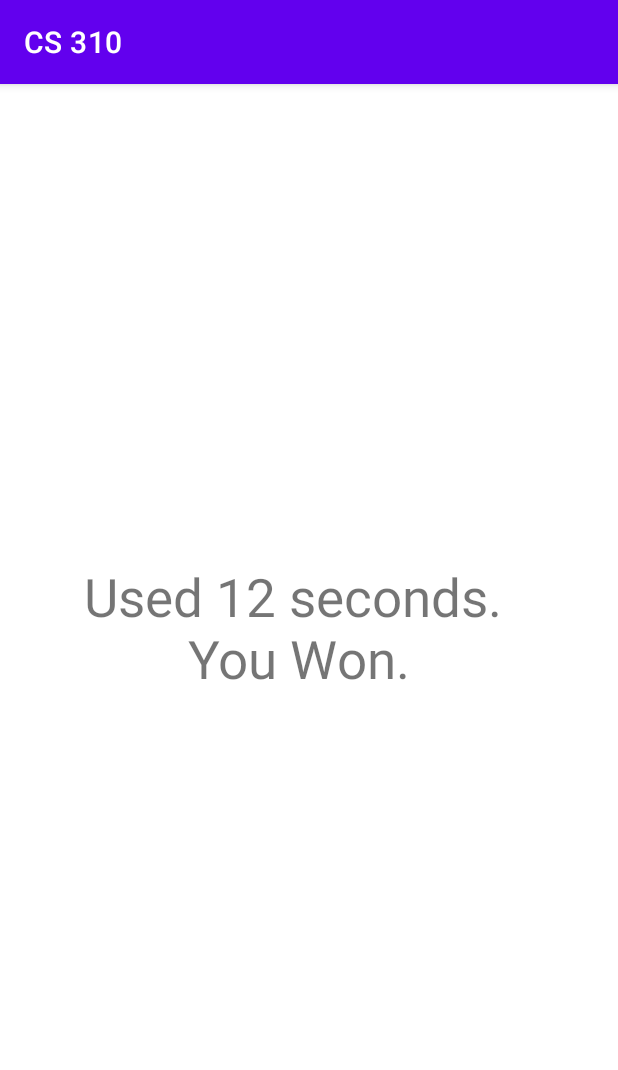
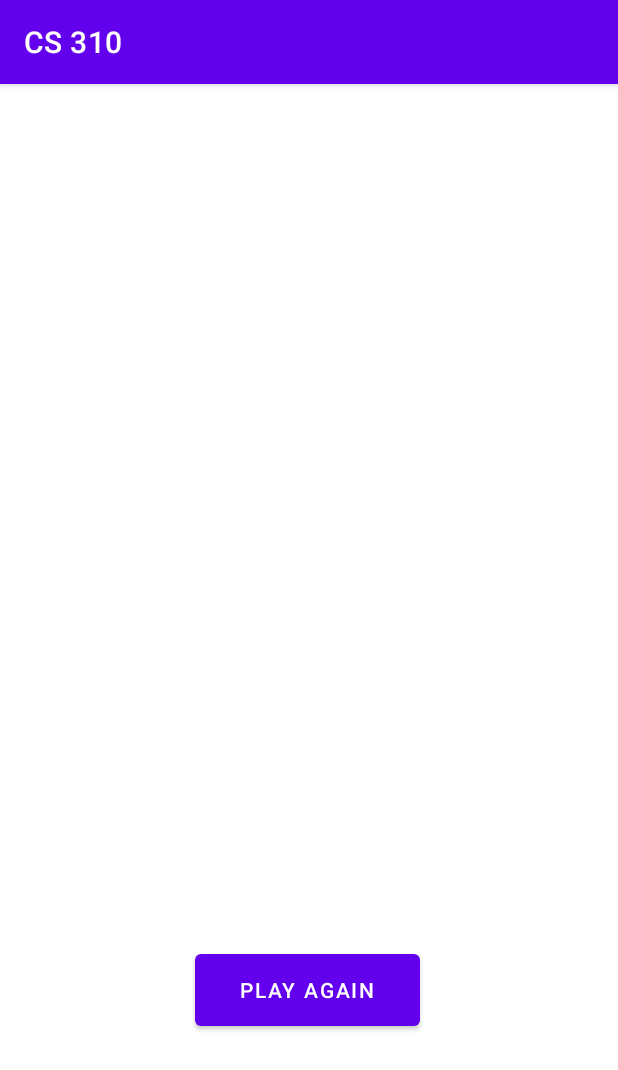
Before and after one commit to charliea1/Minesweeper, an Android app: the resultsPage screen opened directly, with no data from a screen before it, on a phone screen of 412 x 824 dp. Shown: the top 1070 px of the screen. Run offline under Robolectric (Android 15) with nearby library versions, the phone set to English and light mode, and no system bars.

Commit message:
Game, results finished minus recursive tile removal

```diff
--- a/app/src/main/java/com/charliea/minesweeper/MainActivity.java
+++ b/app/src/main/java/com/charliea/minesweeper/MainActivity.java
@@ -370,6 +370,8 @@ public class MainActivity extends AppCompatActivity {
         try{Thread.sleep(2000);}
         catch(Exception e){}
         Intent intent = new Intent(this, resultsPage.class);
+        intent.putExtra("time",time);
+        intent.putExtra("won",won);
         startActivity(intent);
     }
 
--- a/app/src/main/java/com/charliea/minesweeper/resultsPage.java
+++ b/app/src/main/java/com/charliea/minesweeper/resultsPage.java
@@ -2,7 +2,11 @@ package com.charliea.minesweeper;
 
 import androidx.appcompat.app.AppCompatActivity;
 
+import android.content.Intent;
 import android.os.Bundle;
+import android.view.View;
+import android.widget.Button;
+import android.widget.TextView;
 
 public class resultsPage extends AppCompatActivity {
 
@@ -10,5 +14,32 @@ public class resultsPage extends AppCompatActivity {
     protected void onCreate(Bundle savedInstanceState) {
         super.onCreate(savedInstanceState);
         setContentView(R.layout.activity_results_page);
+
+        Bundle extras = getIntent().getExtras();
+        if (extras != null) {
+            String time = extras.getString("time");
+            boolean won = extras.getBoolean("won");
+            TextView message = findViewById(R.id.message);
+            if(won){
+                String out = "Used "+time+ " seconds.\n        You Won.\n        Good job!";
+                message.setText(out);
+            }
+            else{
+                String out = "   Used " + time + " seconds.\n         You lost.\nBetter luck next time!";
+                message.setText(out);
+            }
+        }
+        Button play = findViewById(R.id.replay);
+        play.setOnClickListener(
+                new Button.OnClickListener(){
+                    public void onClick(View v){
+                        returnToGame();
+                    }
+                });
+    }
+
+    public void returnToGame(){
+        Intent intent = new Intent(this, MainActivity.class);
+        startActivity(intent);
     }
 }
--- a/app/src/main/res/layout/activity_main.xml
+++ b/app/src/main/res/layout/activity_main.xml
@@ -746,7 +746,7 @@
         android:id="@+id/tileCount"
         android:layout_width="200dp"
         android:layout_height="100dp"
-
+        android:visibility="invisible"
         android:text="0"
         app:layout_constraintBottom_toBottomOf="parent"
         app:layout_constraintLeft_toLeftOf="parent"
--- a/app/src/main/res/layout/activity_results_page.xml
+++ b/app/src/main/res/layout/activity_results_page.xml
@@ -8,20 +8,34 @@
 
     <RelativeLayout
         android:layout_width="300dp"
-        android:layout_height="700dp"
+        android:layout_height="200dp"
+        android:layout_marginBottom="64dp"
+        android:gravity="center"
         app:layout_constraintBottom_toBottomOf="parent"
+        app:layout_constraintHorizontal_bias="0.495"
+
         app:layout_constraintLeft_toLeftOf="parent"
-        app:layout_constraintRight_toRightOf="parent"
-        android:gravity="center"
-        >
-        <TextView
-            android:id="@+id/message"
-            android:layout_width="match_parent"
-            android:layout_height="200dp"
-            android:textAlignment="gravity"
-            android:gravity="top"
-            android:text="Used 12 seconds.\n        You Won."
-            android:textSize="35dp"></TextView>
+        app:layout_constraintRight_toRightOf="parent">
+
+        <Button
+            android:id="@+id/replay"
+            android:layout_width="150dp"
+            android:layout_height="60dp"
+            android:text="PLAY AGAIN"></Button>
     </RelativeLayout>
 
+    <TextView
+        android:id="@+id/message"
+        android:layout_width="350dp"
+        android:layout_height="200dp"
+        android:layout_marginBottom="284dp"
+        android:gravity="top"
+        android:text=""
+        android:textAlignment="gravity"
+        android:textSize="35dp"
+        app:layout_constraintBottom_toBottomOf="parent"
+        app:layout_constraintHorizontal_bias="0.901"
+        app:layout_constraintLeft_toLeftOf="parent"
+        app:layout_constraintRight_toRightOf="parent"></TextView>
+
 </androidx.constraintlayout.widget.ConstraintLayout>
```
